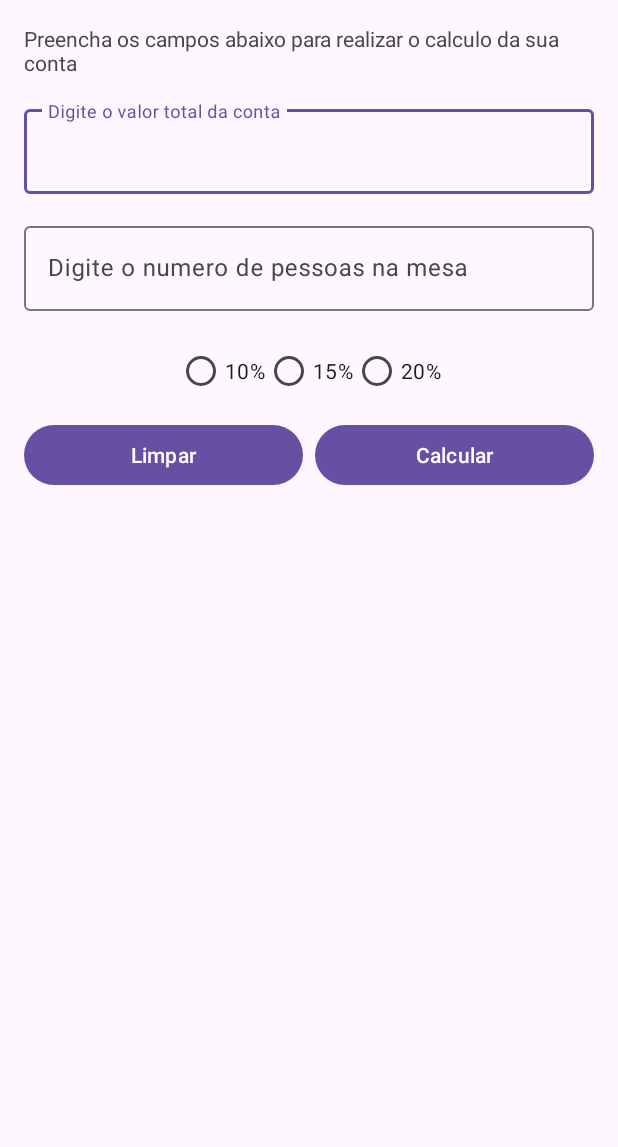
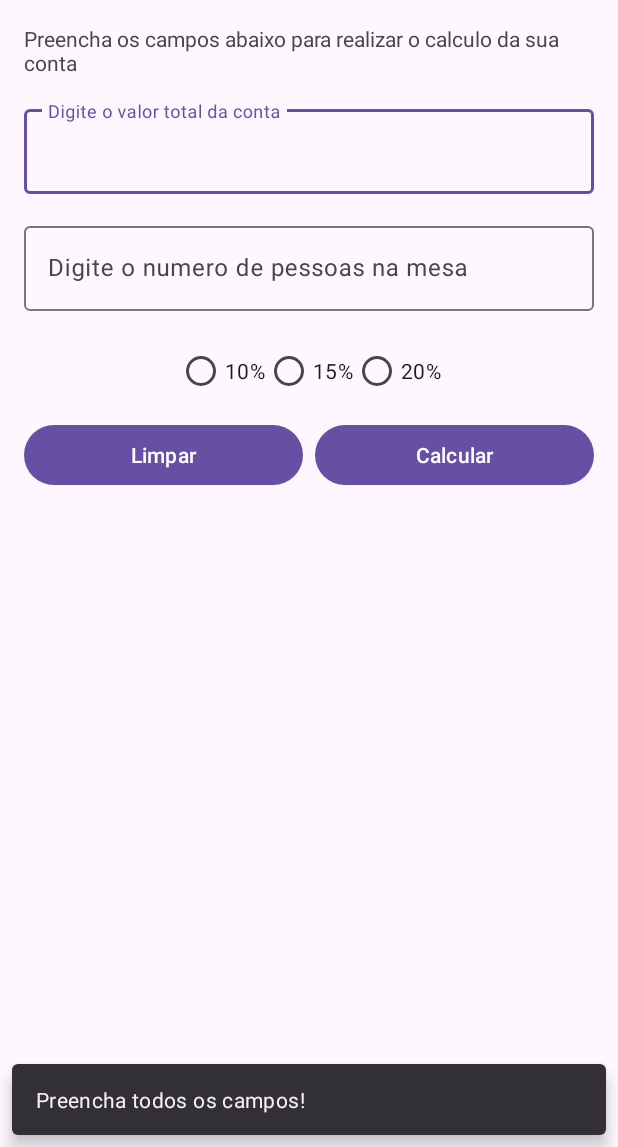
Before and after one commit to borgesrenan/TipsCalculatorNew, an Android app: the screen it shows after launch (MainActivity), after a tap on "Calcular", on a phone screen of 412 x 824 dp, the part 89-1236 px from its top. Run offline under Robolectric (Android 15) with nearby library versions, the phone set to English and light mode, and no system bars.

Commit message:
Trabalhando com porcentagem, finalizando o calculo das tips

```diff
--- a/app/src/main/java/com/example/tipscalculator/MainActivity.kt
+++ b/app/src/main/java/com/example/tipscalculator/MainActivity.kt
@@ -7,6 +7,7 @@ import androidx.appcompat.app.AppCompatActivity
 import androidx.core.view.ViewCompat
 import androidx.core.view.WindowInsetsCompat
 import com.example.tipscalculator.databinding.ActivityMainBinding
+import com.google.android.material.snackbar.Snackbar
 import com.google.android.material.textfield.TextInputEditText
 
 class MainActivity : AppCompatActivity() {
@@ -47,13 +48,32 @@ class MainActivity : AppCompatActivity() {
         }
 
         binding.btnDone.setOnClickListener {
-            val totalTable: Float = binding.tieTotal.text.toString().toFloat()
-            val nPeople: Int = binding.tieNumPeople.text.toString().toInt()
 
-            val totalTemp = totalTable / nPeople
-            val tips = totalTemp * percentage / 100
-            val totalWithTips = totalTemp + tips
-            println("Total: $totalWithTips")
+            val totalTableTemp = binding.tieTotal.text
+            val nPeopleTemp = binding.tieNumPeople.text
+
+            if (totalTableTemp?.isEmpty() == true || nPeopleTemp?.isEmpty() == true) {
+                Snackbar.make(binding.tieTotal, "Preencha todos os campos!", Snackbar.LENGTH_LONG)
+                    .show()
+            } else {
+                val totalTable: Float = totalTableTemp.toString().toFloat()
+                val nPeople: Int = nPeopleTemp.toString().toInt()
+
+                val totalTemp = totalTable / nPeople
+                val tips = totalTemp * percentage / 100
+                val totalWithTips = totalTemp + tips
+                binding.tvResult.text = "Total with tips: $totalWithTips"
+            }
+        }
+
+        binding.btnClean.setOnClickListener {
+            binding.tvResult.text = ""
+            binding.tieTotal.setText("")
+            binding.tieNumPeople.setText("")
+            binding.rbOptionOne.isChecked = false
+            binding.rbOptionTwo.isChecked = false
+            binding.rbOptionThree.isChecked = false
+
         }
     }
 }
--- a/app/src/main/res/layout/activity_main.xml
+++ b/app/src/main/res/layout/activity_main.xml
@@ -135,4 +135,15 @@
 
     </Button>
 
+    <TextView
+        android:id="@+id/tv_result"
+        android:layout_width="wrap_content"
+        android:layout_height="wrap_content"
+        android:layout_marginTop="16dp"
+        tools:text="57.50"
+        android:textSize="24sp"
+        app:layout_constraintEnd_toEndOf="parent"
+        app:layout_constraintStart_toStartOf="parent"
+        app:layout_constraintTop_toBottomOf="@+id/btn_clean" />
+
 </androidx.constraintlayout.widget.ConstraintLayout>
```
